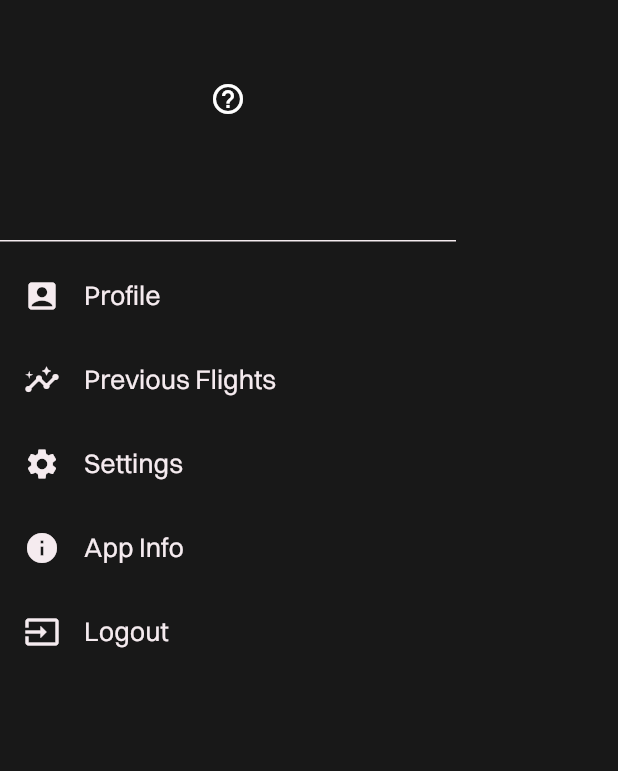
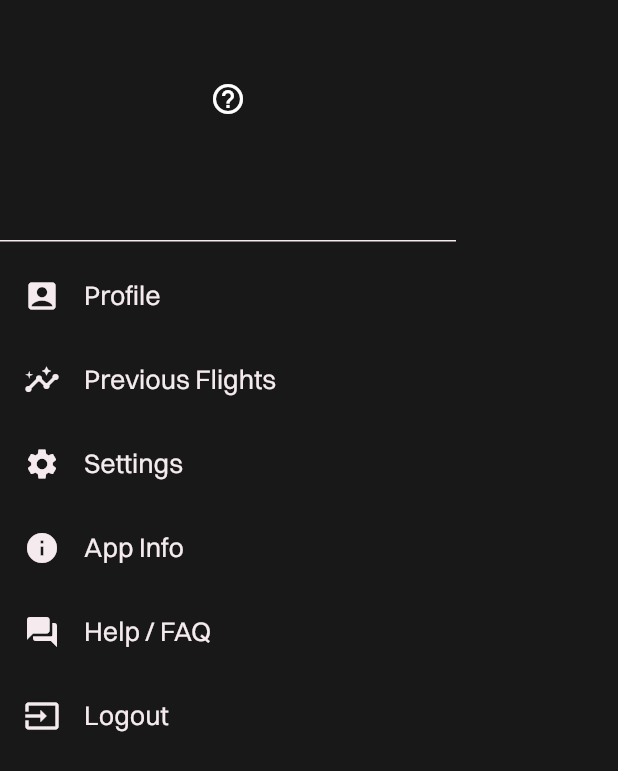
Before and after one commit to LyffLyff/FPV-Drohne, a Flutter app: the NavDrawer widget shown alone on an empty page, opened directly, on a phone screen of 412 x 824 dp. Shown: the top 771 px of the screen. Run offline on Flutter 3.47's test engine with Material 3 defaults, Android fonts, the phone set to English and light mode, and no system bars; our stand-ins replace cached_network_image, cloud_firestore, expandable, file_picker, firebase_auth, firebase_core and 9 more; missing offline and left inert: flutter_cube, flutter_vlc_player, mqtt_client; accounts and stored records are empty; project files that could hold a hidden picture were left out.

Commit message:
Help Section ++

```diff
--- a/lib/widgets/side_menu.dart
+++ b/lib/widgets/side_menu.dart
@@ -4,6 +4,7 @@ import 'package:drone_2_0/data/providers/data_cache.dart';
 import 'package:drone_2_0/data/providers/logging_provider.dart';
 import 'package:drone_2_0/screens/homepage/app_info.dart';
 import 'package:drone_2_0/screens/homepage/flight_recording/previous_flight/previous_flights.dart';
+import 'package:drone_2_0/screens/homepage/help.dart';
 import 'package:drone_2_0/screens/pre_login/welcome_screen.dart';
 import 'package:drone_2_0/screens/settings/settings.dart';
 import 'package:drone_2_0/screens/user_profile/user_profile.dart';
@@ -148,6 +149,18 @@ class NavDrawer extends StatelessWidget {
             },
           ),
           ListTile(
+            leading: const Icon(Icons.question_answer_rounded),
+            titleAlignment: ListTileTitleAlignment.center,
+            title: Text(
+              'Help / FAQ',
+              style: context.textTheme.displayMedium,
+            ),
+            onTap: () => {
+              Navigator.of(context)
+                  .push(pageRouteAnimation(const HelpSection())),
+            },
+          ),
+          ListTile(
             leading: const Icon(Icons.input),
             titleAlignment: ListTileTitleAlignment.center,
             title: Text(
--- a/pubspec.yaml
+++ b/pubspec.yaml
@@ -60,6 +60,7 @@ dependencies:
   flutter_cube: ^0.1.1
   google_fonts: ^6.1.0
   shared_preferences: ^2.2.2
+  expandable: ^5.0.1
 
 dev_dependencies:
   flutter_test:
```
Also changed, not shown: lib/screens/homepage/flight_recording/flight_data_recording/flight_records.dart (+7 -7 lines), lib/screens/homepage/help.dart (added, +21 -0 lines), pubspec.lock, 1 other file.
